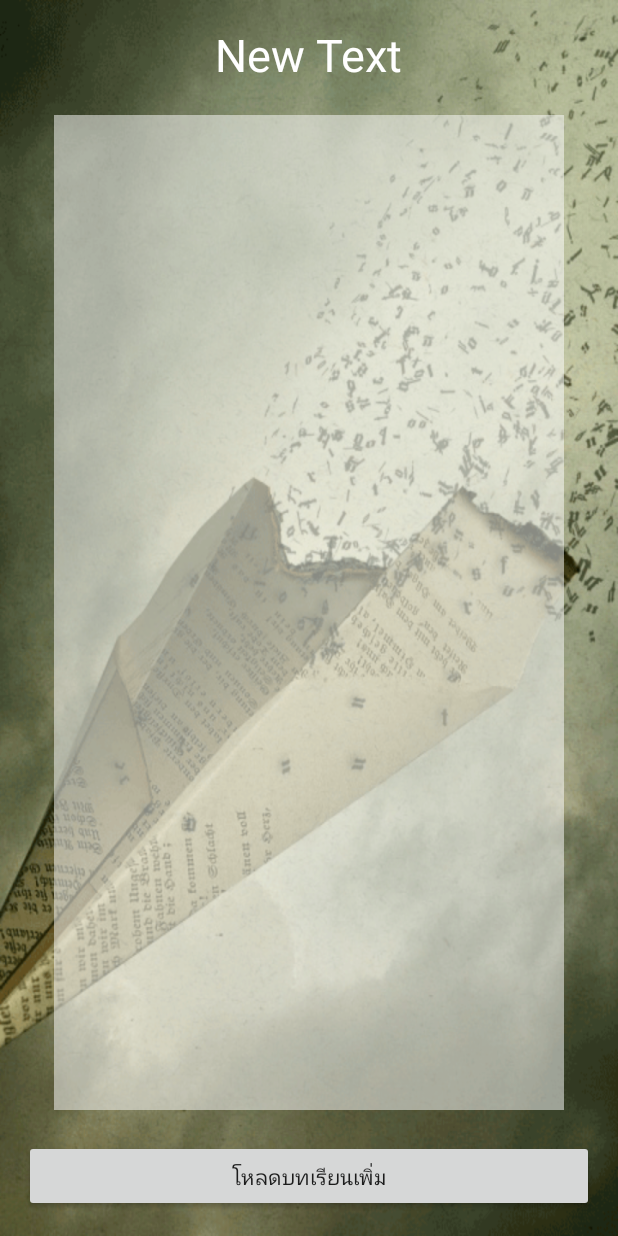
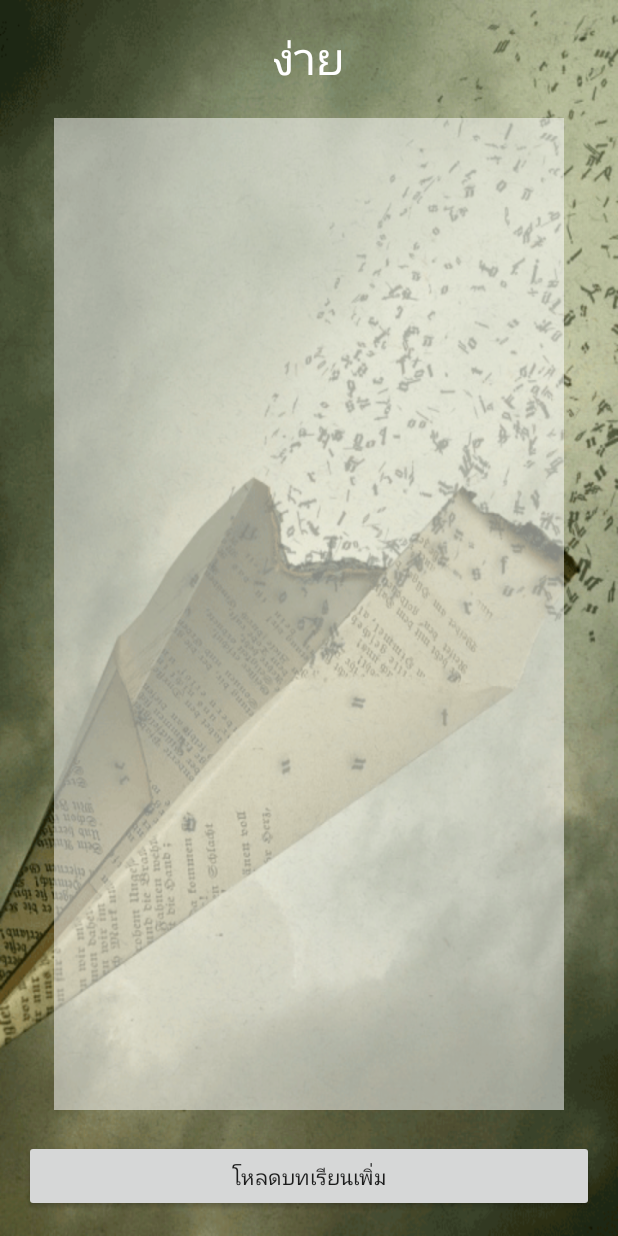
Before and after one commit to masterUNG/China-Learning, an Android app: the screen it shows after launch (Hub12Unit), after a tap on "ง่าย", on a phone screen of 412 x 824 dp. Run offline under Robolectric (Android 15) with nearby library versions, the phone set to English and light mode, and no system bars.

Commit message:
Show View finish

```diff
--- a/app/src/main/java/appewtc/masterung/chinalearning/Hub12Unit.java
+++ b/app/src/main/java/appewtc/masterung/chinalearning/Hub12Unit.java
@@ -2,12 +2,43 @@ package appewtc.masterung.chinalearning;
 
 import android.support.v7.app.AppCompatActivity;
 import android.os.Bundle;
+import android.widget.Button;
+import android.widget.ListView;
+import android.widget.TextView;
 
 public class Hub12Unit extends AppCompatActivity {
+
+    //Explicit
+    private TextView showUserChooseTextView;
+    private ListView unit12ListView;
+    private Button loadMoreButton;
+    private String userChooseString;
 
     @Override
     protected void onCreate(Bundle savedInstanceState) {
         super.onCreate(savedInstanceState);
         setContentView(R.layout.activity_hub12_unit);
+
+        //Bind Widget
+        bindWidget();
+
+        //Show View
+        showView();
+
+    }   // Main Method
+
+    private void showView() {
+        userChooseString = getIntent().getStringExtra("userChoose");
+        int intIndex = getIntent().getIntExtra("index", 0);
+        String[] showTextStrings = {"ง่าย", "ปานกลาง", "ยาก"};
+
+        showUserChooseTextView.setText(showTextStrings[intIndex]);
     }
-}
+
+    private void bindWidget() {
+        showUserChooseTextView = (TextView) findViewById(R.id.textView2);
+        unit12ListView = (ListView) findViewById(R.id.listView);
+        loadMoreButton = (Button) findViewById(R.id.button4);
+    }
+
+}   // Main Class
--- a/app/src/main/java/appewtc/masterung/chinalearning/MainActivity.java
+++ b/app/src/main/java/appewtc/masterung/chinalearning/MainActivity.java
@@ -168,23 +168,28 @@ public class MainActivity extends AppCompatActivity implements View.OnClickListe
 
         String[] chooseStrings = {"Easy", "Medium", "Hard"};
         String userChoose = null;
+        int intIndex = 0;
 
         switch (view.getId()) {
 
             case R.id.button:
                 userChoose = chooseStrings[0];
+                intIndex = 0;
                 break;
             case R.id.button2:
                 userChoose = chooseStrings[1];
+                intIndex = 1;
                 break;
             case R.id.button3:
                 userChoose = chooseStrings[2];
+                intIndex = 2;
                 break;
 
         }   // switch
 
         Intent intent = new Intent(MainActivity.this, Hub12Unit.class);
         intent.putExtra("userChoose", userChoose);
+        intent.putExtra("index", intIndex);
         startActivity(intent);
 
 
```
